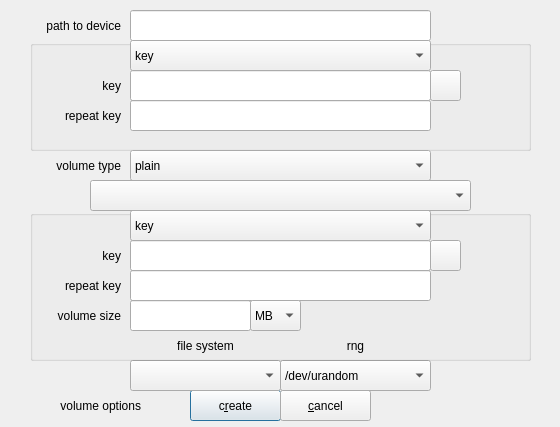
Qt form zuluCrypt-gui/createvolume.ui (mhogomchungu/zuluCrypt) before a commit.
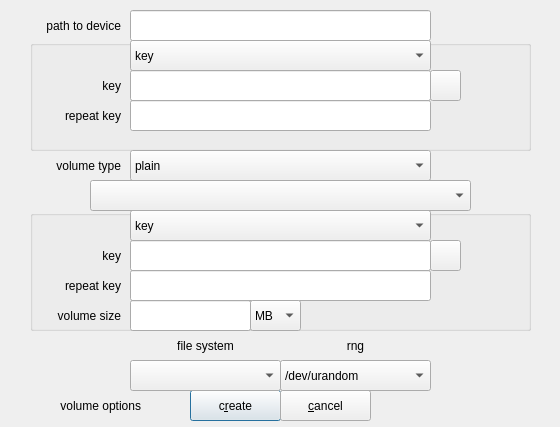
The same form after that commit.

Patch:
```diff
--- a/zuluCrypt-gui/createvolume.ui
+++ b/zuluCrypt-gui/createvolume.ui
@@ -268,7 +268,7 @@
      <x>30</x>
      <y>210</y>
      <width>501</width>
-     <height>151</height>
+     <height>121</height>
     </rect>
    </property>
    <property name="title">
```
